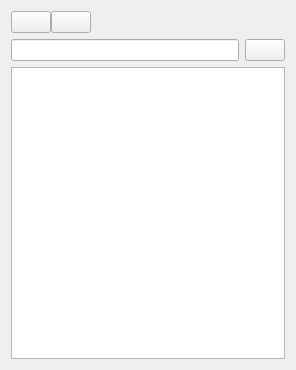
The window that QtSDLFFmpegVideoPlayer/QtUIs/PlayListWidget.ui (lyxyz5223/QtSDLFFmpegVideoPlayer) describes before a commit, drawn with Qt 5.
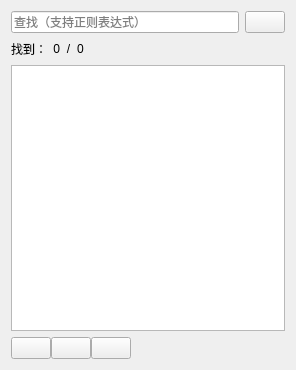
The same window after the commit. Icons and pictures are not drawn. Custom widgets are drawn as their Qt base class.

Patch:
```diff
--- a/QtSDLFFmpegVideoPlayer/QtUIs/PlayListWidget.ui
+++ b/QtSDLFFmpegVideoPlayer/QtUIs/PlayListWidget.ui
@@ -10,66 +10,24 @@
     <height>370</height>
    </rect>
   </property>
+  <property name="minimumSize">
+   <size>
+    <width>275</width>
+    <height>120</height>
+   </size>
+  </property>
   <property name="windowTitle">
    <string>PlayList</string>
   </property>
   <layout class="QVBoxLayout" name="verticalLayout_2">
-   <item>
-    <layout class="QHBoxLayout" name="layoutOperations">
-     <property name="spacing">
-      <number>0</number>
-     </property>
-     <item>
-      <widget class="QPushButton" name="btnAddItem">
-       <property name="sizePolicy">
-        <sizepolicy hsizetype="Minimum" vsizetype="Minimum">
-         <horstretch>0</horstretch>
-         <verstretch>0</verstretch>
-        </sizepolicy>
-       </property>
-       <property name="text">
-        <string/>
-       </property>
-       <property name="icon">
-        <iconset theme="QIcon::ThemeIcon::ListAdd"/>
-       </property>
-      </widget>
-     </item>
-     <item>
-      <widget class="QPushButton" name="btnRemoveItem">
-       <property name="sizePolicy">
-        <sizepolicy hsizetype="Minimum" vsizetype="Minimum">
-         <horstretch>0</horstretch>
-         <verstretch>0</verstretch>
-        </sizepolicy>
-       </property>
-       <property name="text">
-        <string/>
-       </property>
-       <property name="icon">
-        <iconset theme="QIcon::ThemeIcon::ListRemove"/>
-       </property>
-      </widget>
-     </item>
-     <item>
-      <spacer name="horizontalSpacer">
-       <property name="orientation">
-        <enum>Qt::Orientation::Horizontal</enum>
-       </property>
-       <property name="sizeHint" stdset="0">
-        <size>
-         <width>40</width>
-         <height>20</height>
-        </size>
-       </property>
-      </spacer>
-     </item>
-    </layout>
-   </item>
    <item>
     <layout class="QHBoxLayout" name="layoutSearchBox">
      <item>
-      <widget class="QLineEdit" name="editSearchBox"/>
+      <widget class="QLineEdit" name="editSearchBox">
+       <property name="placeholderText">
+        <string>查找（支持正则表达式）</string>
+       </property>
+      </widget>
      </item>
      <item>
       <widget class="QPushButton" name="btnSearch">
@@ -84,11 +42,62 @@
     </layout>
    </item>
    <item>
-    <widget class="QListView" name="listItems">
+    <layout class="QHBoxLayout" name="horizontalLayoutSearchInfomation">
+     <item>
+      <widget class="QLabel" name="labelSearchNumberInfomationTip">
+       <property name="text">
+        <string>找到：</string>
+       </property>
+      </widget>
+     </item>
+     <item>
+      <widget class="QLabel" name="labelSearchFoundNumber">
+       <property name="text">
+        <string>0</string>
+       </property>
+       <property name="alignment">
+        <set>Qt::AlignmentFlag::AlignRight|Qt::AlignmentFlag::AlignTrailing|Qt::AlignmentFlag::AlignVCenter</set>
+       </property>
+      </widget>
+     </item>
+     <item>
+      <widget class="QLabel" name="labelSearchNumberSeparator">
+       <property name="text">
+        <string>/</string>
+       </property>
+       <property name="alignment">
+        <set>Qt::AlignmentFlag::AlignCenter</set>
+       </property>
+      </widget>
+     </item>
+     <item>
+      <widget class="QLabel" name="labelSearchTotalNumber">
+       <property name="text">
+        <string>0</string>
+       </property>
+      </widget>
+     </item>
+     <item>
+      <spacer name="horizontalSpacer_2">
+       <property name="orientation">
+        <enum>Qt::Orientation::Horizontal</enum>
+       </property>
+       <property name="sizeHint" stdset="0">
+        <size>
+         <width>40</width>
+         <height>20</height>
+        </size>
+       </property>
+      </spacer>
+     </item>
+    </layout>
+   </item>
+   <item>
+    <widget class="PlayListListView" name="listItems">
      <property name="minimumSize">
       <size>
-       <width>80</width>
-       <height>0</height>
+       <width>240</width>
+       <height>64</height>
       </size>
      </property>
      <property name="mouseTracking">
@@ -144,8 +153,80 @@
      </property>
     </widget>
    </item>
+   <item>
+    <layout class="QHBoxLayout" name="layoutOperations">
+     <property name="spacing">
+      <number>0</number>
+     </property>
+     <item>
+      <widget class="QPushButton" name="btnOpenFiles">
+       <property name="sizePolicy">
+        <sizepolicy hsizetype="Minimum" vsizetype="Minimum">
+         <horstretch>0</horstretch>
+         <verstretch>0</verstretch>
+        </sizepolicy>
+       </property>
+       <property name="text">
+        <string/>
+       </property>
+       <property name="icon">
+        <iconset theme="QIcon::ThemeIcon::DocumentOpen"/>
+       </property>
+      </widget>
+     </item>
+     <item>
+      <widget class="QPushButton" name="btnOpenFolder">
+       <property name="text">
+        <string/>
+       </property>
+       <property name="icon">
+        <iconset theme="QIcon::ThemeIcon::FolderOpen"/>
+       </property>
+      </widget>
+     </item>
+     <item>
+      <widget class="QPushButton" name="btnRemoveItem">
+       <property name="sizePolicy">
+        <sizepolicy hsizetype="Minimum" vsizetype="Minimum">
+         <horstretch>0</horstretch>
+         <verstretch>0</verstretch>
+        </sizepolicy>
+       </property>
+       <property name="text">
+        <string/>
+       </property>
+       <property name="icon">
+        <iconset theme="QIcon::ThemeIcon::ListRemove"/>
+       </property>
+      </widget>
+     </item>
+     <item>
+      <spacer name="horizontalSpacer">
+       <property name="orientation">
+        <enum>Qt::Orientation::Horizontal</enum>
+       </property>
+       <property name="sizeHint" stdset="0">
+        <size>
+         <width>40</width>
+         <height>20</height>
+        </size>
+       </property>
+      </spacer>
+     </item>
+    </layout>
+   </item>
   </layout>
  </widget>
+ <customwidgets>
+  <customwidget>
+   <class>PlayListListView</class>
+   <extends>QListView</extends>
+   <header>playlistlistview.h</header>
+   <slots>
+    <signal>backgroundDoubleClicked()</signal>
+   </slots>
+  </customwidget>
+ </customwidgets>
  <resources/>
  <connections>
   <connection>
```
Left out of the diff: 110 changed lines with no effect on the pictures.
